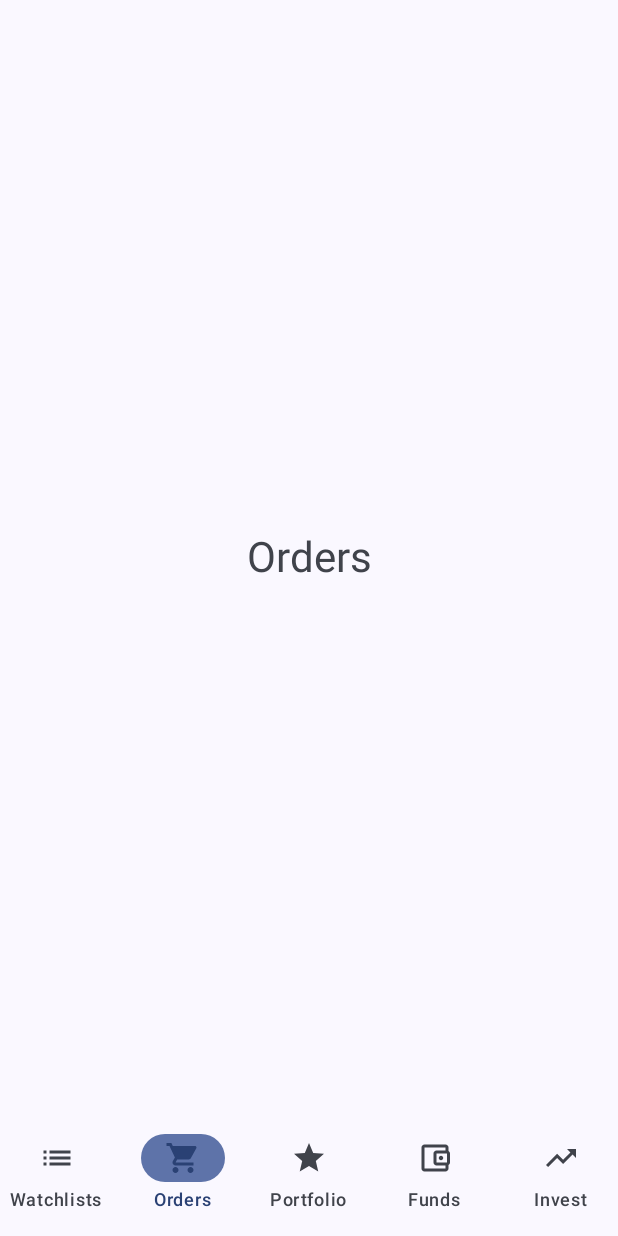
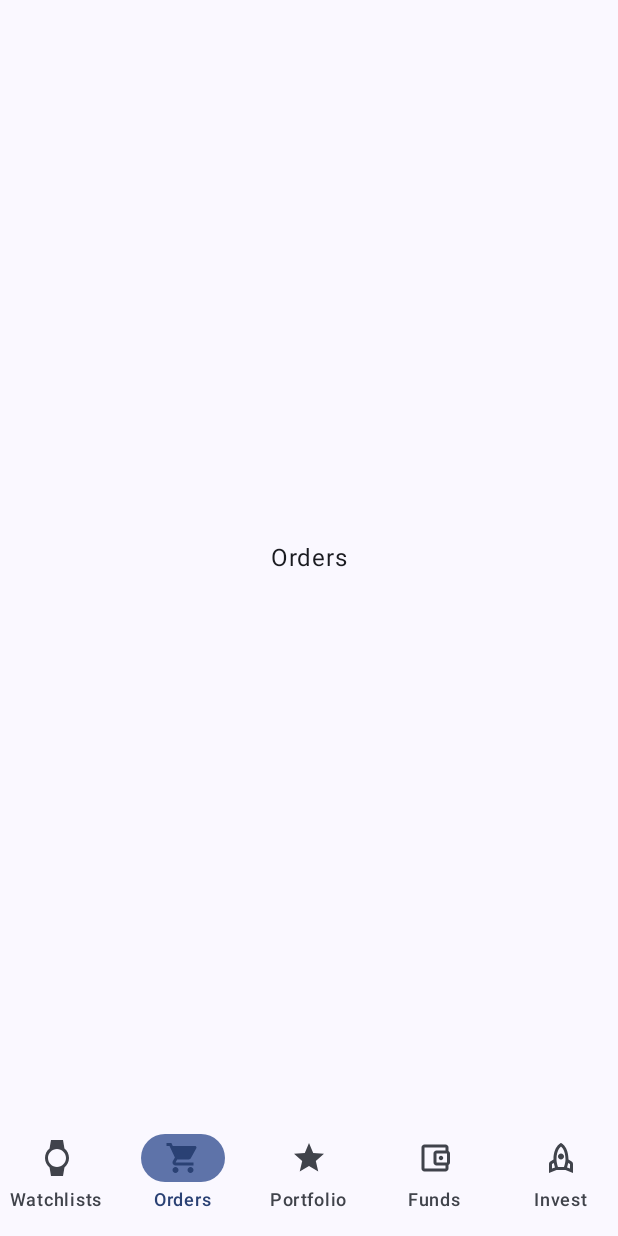
Before and after one commit to pwnjeswani/PawanJeswaniTask, an Android app built with Jetpack Compose: the screen it shows after launch (MainActivity), item 2 of the bottom bar chosen, on a phone screen of 412 x 824 dp. Run offline under Robolectric (Android 15) with nearby library versions, the phone set to English and light mode, and no system bars; our stand-ins replace Dagger/Hilt's generated code; libraries missing offline, so code that uses them is left out: androidx.hilt.lifecycle.

Commit message:
fix: Use Locale.forLanguageTag instead of deprecated Locale constructor & centralised strings.xml

```diff
--- a/app/src/main/java/com/pawanjeswani/pawanjeswanitask/ui/MainScreen.kt
+++ b/app/src/main/java/com/pawanjeswani/pawanjeswanitask/ui/MainScreen.kt
@@ -3,10 +3,14 @@ package com.pawanjeswani.pawanjeswanitask.ui
 import androidx.compose.foundation.layout.fillMaxSize
 import androidx.compose.foundation.layout.padding
 import androidx.compose.material.icons.Icons
+import androidx.compose.material.icons.filled.AccountBalanceWallet
 import androidx.compose.material.icons.filled.List
 import androidx.compose.material.icons.filled.ShoppingCart
 import androidx.compose.material.icons.filled.Star
+import androidx.compose.material.icons.filled.Watch
 import androidx.compose.material.icons.outlined.AccountBalanceWallet
+import androidx.compose.material.icons.outlined.MonetizationOn
+import androidx.compose.material.icons.outlined.Rocket
 import androidx.compose.material.icons.outlined.TrendingUp
 import androidx.compose.material3.Icon
 import androidx.compose.material3.MaterialTheme
@@ -36,11 +40,11 @@ data class BottomNavItem(
 @Composable
 fun MainScreen(modifier: Modifier = Modifier) {
     val navItems = listOf(
-        BottomNavItem("Watchlists", Icons.Default.List),
+        BottomNavItem("Watchlists", Icons.Default.Watch),
         BottomNavItem("Orders", Icons.Default.ShoppingCart),
         BottomNavItem("Portfolio", Icons.Default.Star),
         BottomNavItem("Funds", Icons.Outlined.AccountBalanceWallet),
-        BottomNavItem("Invest", Icons.Outlined.TrendingUp)
+        BottomNavItem("Invest", Icons.Outlined.Rocket)
     )
 
     // Start with Portfolio tab (index 2 - middle)
--- a/app/src/main/java/com/pawanjeswani/pawanjeswanitask/ui/holdings/HoldingsScreen.kt
+++ b/app/src/main/java/com/pawanjeswani/pawanjeswanitask/ui/holdings/HoldingsScreen.kt
@@ -21,10 +21,12 @@ import androidx.compose.runtime.collectAsState
 import androidx.compose.runtime.getValue
 import androidx.compose.ui.Alignment
 import androidx.compose.ui.Modifier
+import androidx.compose.ui.res.stringResource
 import androidx.compose.ui.text.style.TextAlign
 import androidx.compose.ui.tooling.preview.Preview
 import androidx.compose.ui.unit.dp
-import androidx.hilt.navigation.compose.hiltViewModel
+import androidx.hilt.lifecycle.viewmodel.compose.hiltViewModel
+import com.pawanjeswani.pawanjeswanitask.R
 import com.pawanjeswani.pawanjeswanitask.domain.model.Holding
 import com.pawanjeswani.pawanjeswanitask.domain.model.PortfolioSummary
 import com.pawanjeswani.pawanjeswanitask.ui.holdings.components.HoldingItem
@@ -33,8 +35,8 @@ import com.pawanjeswani.pawanjeswanitask.ui.theme.PawanJeswaniTaskTheme
 
 @Composable
 fun HoldingsScreen(
+    modifier: Modifier = Modifier,
     viewModel: HoldingsViewModel = hiltViewModel(),
-    modifier: Modifier = Modifier
 ) {
     val uiState by viewModel.uiState.collectAsState()
 
@@ -119,13 +121,13 @@ private fun EmptyContent() {
             verticalArrangement = Arrangement.Center
         ) {
             Text(
-                text = "No Holdings Found",
+                text = stringResource(R.string.msg_no_holdings),
                 style = MaterialTheme.typography.titleLarge,
                 color = MaterialTheme.colorScheme.onSurfaceVariant
             )
             Spacer(modifier = Modifier.height(8.dp))
             Text(
-                text = "Your portfolio is empty",
+                text = stringResource(R.string.msg_portfolio_empty),
                 style = MaterialTheme.typography.bodyMedium,
                 color = MaterialTheme.colorScheme.onSurfaceVariant
             )
@@ -165,7 +167,7 @@ private fun ErrorContent(
             modifier = Modifier.padding(32.dp)
         ) {
             Text(
-                text = "Oops! Something went wrong",
+                text = stringResource(R.string.msg_error_generic),
                 style = MaterialTheme.typography.titleLarge,
                 color = MaterialTheme.colorScheme.error
             )
@@ -178,7 +180,7 @@ private fun ErrorContent(
             )
             Spacer(modifier = Modifier.height(24.dp))
             Button(onClick = onRetry) {
-                Text("Retry")
+                Text(stringResource(R.string.action_retry))
             }
         }
     }
--- a/app/src/main/java/com/pawanjeswani/pawanjeswanitask/ui/navigation/OrdersScreen.kt
+++ b/app/src/main/java/com/pawanjeswani/pawanjeswanitask/ui/navigation/OrdersScreen.kt
@@ -2,11 +2,12 @@ package com.pawanjeswani.pawanjeswanitask.ui.navigation
 
 import androidx.compose.foundation.layout.Box
 import androidx.compose.foundation.layout.fillMaxSize
-import androidx.compose.material3.MaterialTheme
 import androidx.compose.material3.Text
 import androidx.compose.runtime.Composable
 import androidx.compose.ui.Alignment
 import androidx.compose.ui.Modifier
+import androidx.compose.ui.res.stringResource
+import com.pawanjeswani.pawanjeswanitask.R
 
 @Composable
 fun OrdersScreen(modifier: Modifier = Modifier) {
@@ -15,9 +16,8 @@ fun OrdersScreen(modifier: Modifier = Modifier) {
         contentAlignment = Alignment.Center
     ) {
         Text(
-            text = "Orders",
-            style = MaterialTheme.typography.headlineMedium,
-            color = MaterialTheme.colorScheme.onSurfaceVariant
+            text = stringResource(R.string.title_orders),
+            modifier = Modifier.align(Alignment.Center)
         )
     }
 }
```
Also changed, not shown: app/src/main/java/com/pawanjeswani/pawanjeswanitask/ui/holdings/components/HoldingItem.kt (+6 -4 lines), app/src/main/java/com/pawanjeswani/pawanjeswanitask/ui/holdings/components/PortfolioSummarySheet.kt (+10 -8 lines), app/src/main/java/com/pawanjeswani/pawanjeswanitask/ui/navigation/FundsScreen.kt (+4 -4 lines), app/src/main/java/com/pawanjeswani/pawanjeswanitask/ui/navigation/InvestScreen.kt (+4 -4 lines), app/src/main/java/com/pawanjeswani/pawanjeswanitask/ui/navigation/WatchlistScreen.kt (+4 -4 lines), app/src/main/java/com/pawanjeswani/pawanjeswanitask/ui/portfolio/PositionsScreen.kt (+5 -3 lines), app/src/main/res/values/strings.xml (+26 -0 lines).
